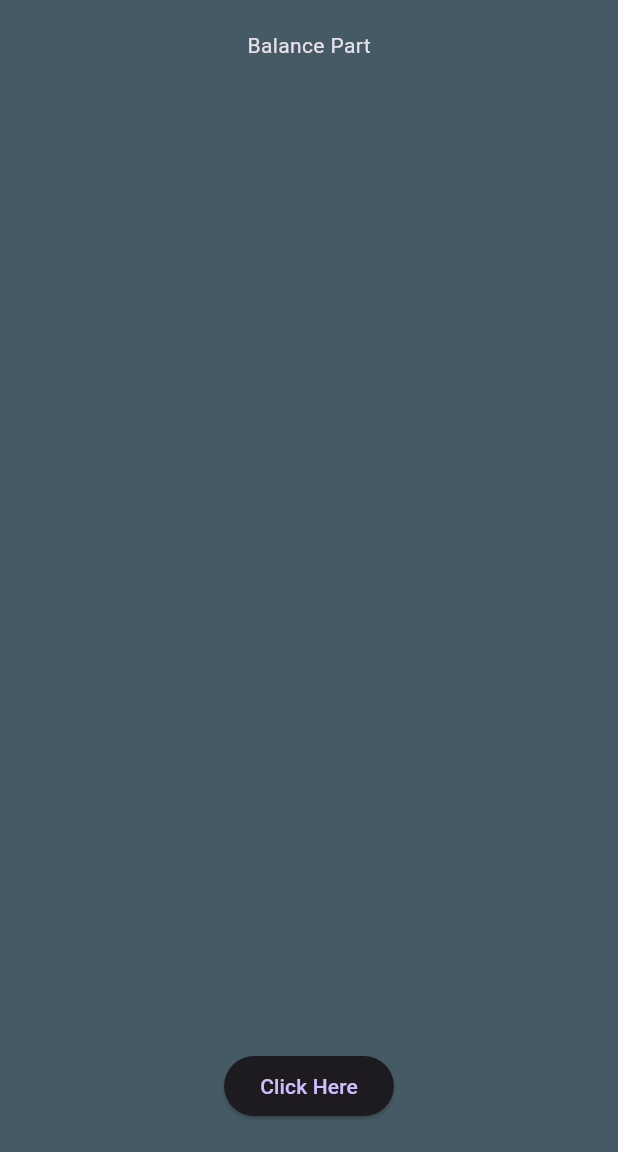
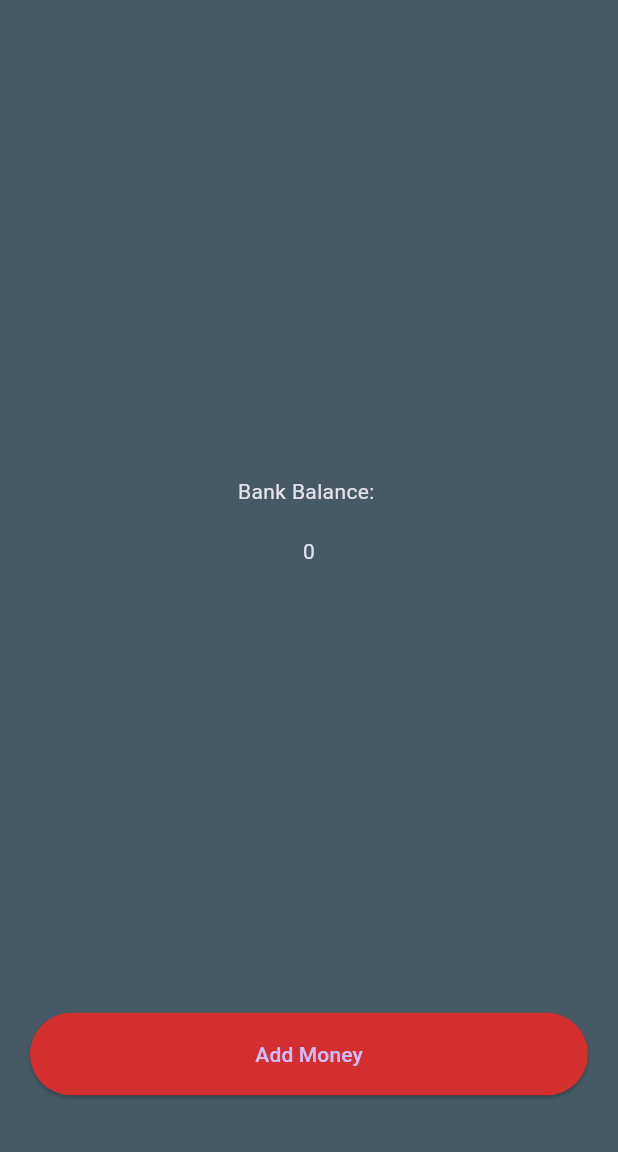
Before and after one commit to coventry-sunil/billionaireapp, a Flutter app: the screen it shows after launch, on a phone screen of 412 x 824 dp, the part 84-1236 px from its top. Run offline on Flutter 3.47's test engine with Material 3 defaults, Android fonts, the phone set to English and light mode, and no system bars.

Commit message:
expanded, styling and button styling

```diff
--- a/lib/main.dart
+++ b/lib/main.dart
@@ -28,9 +28,53 @@ class MyApp extends StatelessWidget {
           child: Column(
             mainAxisAlignment: MainAxisAlignment.spaceBetween,
             children: [
-              const Text("Balance Part"),
-              ElevatedButton(
-                  onPressed: buttonFunction, child: const Text("Click Here"))
+              const Expanded(
+                flex: 9,
+                child: Column(
+                  mainAxisAlignment: MainAxisAlignment.center,
+                  children: [
+                    Text("Bank Balance: "),
+                    SizedBox(height: 20),
+                    Text("0")
+                  ],
+                ),
+              ),
+              // Row(
+              //   mainAxisAlignment: MainAxisAlignment.spaceBetween,
+              //   children: [
+              //     Expanded(
+              //       child: Container(
+              //         color: Colors.red,
+              //         child: Text("One"),
+              //       ),
+              //     ),
+              //     Expanded(
+              //       child: Container(
+              //         color: Colors.green,
+              //         child: Text("Two"),
+              //       ),
+              //     ),
+              //     Expanded(
+              //       child: Container(
+              //         color: Colors.blue,
+              //         child: Text("Three"),
+              //       ),
+              //     )
+              //   ],
+              // ),
+              Expanded(
+                flex: 1,
+                child: Column(
+                  children: [
+                    ElevatedButton(
+                        style: ElevatedButton.styleFrom(
+                            backgroundColor: Colors.red[700],
+                            minimumSize: const Size(double.infinity, 55)),
+                        onPressed: buttonFunction,
+                        child: const Text("Add Money")),
+                  ],
+                ),
+              )
             ],
           ),
         ),
```
